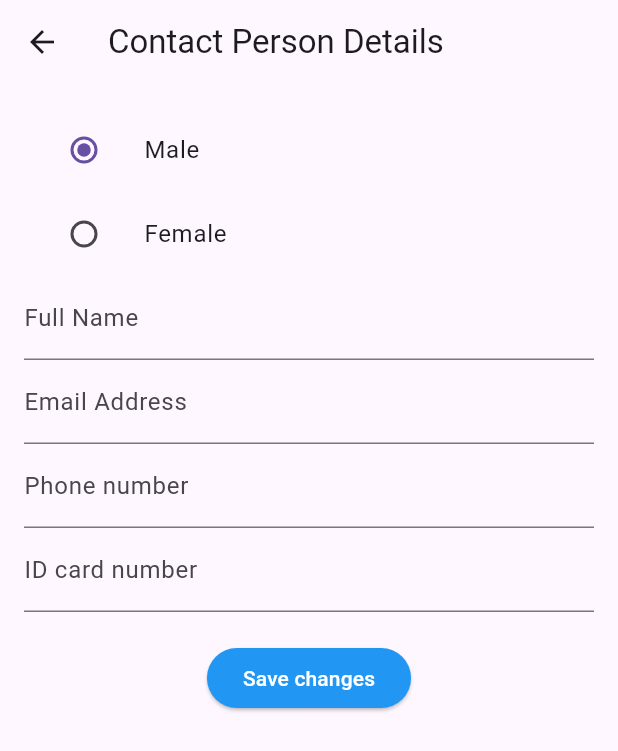
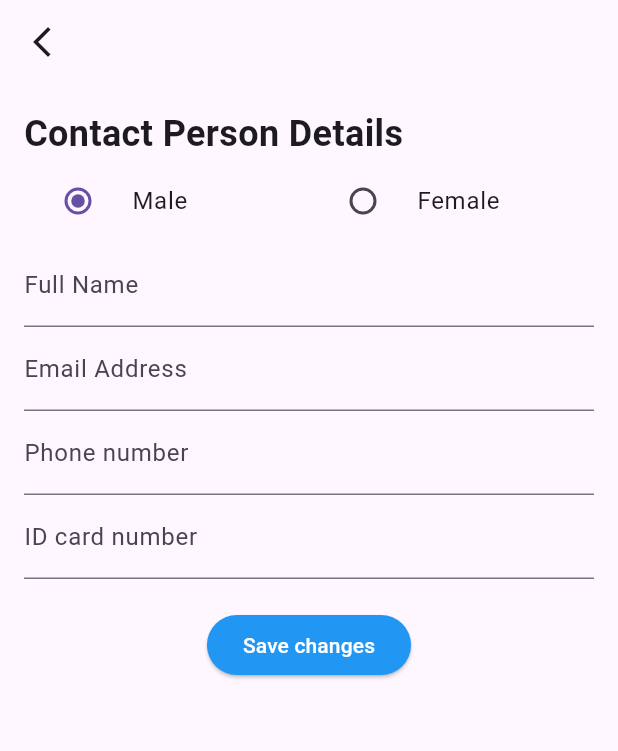
Before and after one commit to Mahmud5588/flight_book, a Flutter app: the PassengerInfoPage screen opened directly, after a tap on "Save changes", on a phone screen of 412 x 824 dp. Shown: the top 751 px of the screen. Run offline on Flutter 3.47's test engine with Material 3 defaults, Android fonts, the phone set to English and light mode, and no system bars; our stand-ins replace material_design_icons_flutter; missing offline and left inert: ticket_widget.

Commit message:
samandar commits

```diff
--- a/lib/features/authentications/screens/sign_in.dart
+++ b/lib/features/authentications/screens/sign_in.dart
@@ -19,6 +19,7 @@ class SignIn extends StatelessWidget {
             mainAxisAlignment: MainAxisAlignment.center,
             crossAxisAlignment: CrossAxisAlignment.start,
             children: [
+              const SizedBox(height: 100,),
               const Text(
                 "Sign In",
                 style: TextStyle(
--- a/lib/features/homepage/screens/bottomnavbar.dart
+++ b/lib/features/homepage/screens/bottomnavbar.dart
@@ -16,7 +16,7 @@ class _BottomNavbarState extends State<BottomNavbar> {
   int _currentIndex = 0;
   List<Widget> pages = [
     const Homepage(),
-    const Transactions(),
+    const TransactionDetails(),
     const Account(),
   ];
 
--- a/lib/features/homepage/screens/homepage.dart
+++ b/lib/features/homepage/screens/homepage.dart
@@ -41,7 +41,8 @@ class _HomepageState extends State<Homepage> {
           ),
         ),
       ),
-      body: Column(
+      body: SingleChildScrollView(
+        child: Column(
           children: [
             SingleChildScrollView(
               child: Column(
@@ -124,6 +125,7 @@ class _HomepageState extends State<Homepage> {
             ),
           ],
         ),
+      ),
     );
   }
 }
--- a/lib/features/homepage/trancaction_details_page.dart
+++ b/lib/features/homepage/trancaction_details_page.dart
@@ -1,4 +1,5 @@
 import 'package:exam/cores/routes/route_names.dart';
+import 'package:exam/features/homepage/screens/bottomnavbar.dart';
 import 'package:flutter/material.dart';
 import 'package:flutter/cupertino.dart';
 
@@ -19,7 +20,10 @@ class _TransactionDetailsState extends State<TransactionDetails> {
         leading: IconButton(
           icon: Icon(Icons.arrow_back_ios),
           onPressed: () {
-            Navigator.of(context).pop();
+            Navigator.pushReplacement(
+              context,
+              MaterialPageRoute(builder: (context) => const BottomNavbar()), // HomePage sahifasiga o'tish
+            );
           },
         ),
       ),
--- a/lib/features/homepage/transaction_page.dart
+++ b/lib/features/homepage/transaction_page.dart
@@ -65,9 +65,9 @@ class TransactionPage extends StatelessWidget {
                 width: double.infinity, // Tugmani butun kenglikka cho'zadi
                 child: ElevatedButton(
                   onPressed: () {
-                    Navigator.pushNamed(
+                    Navigator.push(
                       context,
-                      RouteNames.transactionDetail
+                      MaterialPageRoute(builder: (context) => const TransactionDetails()),
                     );
                   },
                   child: Text(
--- a/lib/features/homepage/widget/contact/contact_details.dart
+++ b/lib/features/homepage/widget/contact/contact_details.dart
@@ -3,7 +3,7 @@ import 'package:exam/features/homepage/widget/contact/contact_person_detail.dart
 import 'package:exam/features/homepage/widget/contact/select_seat/select_seat.dart';
 import 'package:flutter/material.dart';
 
-class ContactDetailsPage extends StatelessWidget {
+class ContactDetailsPages extends StatelessWidget {
   final TextEditingController dateController = TextEditingController();
 
   @override
--- a/lib/features/homepage/widget/contact/contact_person_detail.dart
+++ b/lib/features/homepage/widget/contact/contact_person_detail.dart
@@ -1,3 +1,4 @@
+import 'package:exam/features/homepage/widget/contact/contact_details.dart';
 import 'package:flutter/material.dart';
 
 class ContactDetailsPage extends StatefulWidget {
@@ -10,7 +11,7 @@ class _ContactDetailsPageState extends State<ContactDetailsPage> {
   final TextEditingController _emailController = TextEditingController();
   final TextEditingController _phoneController = TextEditingController();
   final TextEditingController _idController = TextEditingController();
-  bool _isMale = true;
+  bool _isMales = true;
 
   @override
   void dispose() {
@@ -25,9 +26,8 @@ class _ContactDetailsPageState extends State<ContactDetailsPage> {
   Widget build(BuildContext context) {
     return Scaffold(
       appBar: AppBar(
-        title: Text('Contact Person Details'),
         leading: IconButton(
-          icon: Icon(Icons.arrow_back),
+          icon: Icon(Icons.arrow_back_ios_new),
           onPressed: () => Navigator.of(context).pop(),
         ),
       ),
@@ -35,29 +35,33 @@ class _ContactDetailsPageState extends State<ContactDetailsPage> {
         padding: const EdgeInsets.all(16),
         child: Column(
           children: [
-            ListTile(
-              title: Text('Male'),
-              leading: Radio(
-                value: true,
-                groupValue: _isMale,
-                onChanged: (bool? value) {
-                  setState(() {
-                    _isMale = value!;
-                  });
-                },
-              ),
+            Row(
+              children: [
+                Text(
+                  "Contact Person Details",
+                  style: TextStyle(fontSize: 24, fontWeight: FontWeight.bold),
+                ),
+              ],
             ),
-            ListTile(
-              title: Text('Female'),
-              leading: Radio(
-                value: false,
-                groupValue: _isMale,
-                onChanged: (bool? value) {
-                  setState(() {
-                    _isMale = value!;
-                  });
-                },
-              ),
+            Row(
+              children: [
+                Expanded(
+                  child: RadioListTile<bool>(
+                    title: const Text('Male'),
+                    value: true,
+                    groupValue: _isMales,
+                    onChanged: (value) {},
+                  ),
+                ),
+                Expanded(
+                  child: RadioListTile<bool>(
+                    title: const Text('Female'),
+                    value: false,
+                    groupValue: _isMales,
+                    onChanged: (value) {},
+                  ),
+                ),
+              ],
             ),
             TextField(
               controller: _fullNameController,
@@ -114,7 +118,7 @@ class PassengerInfoPage extends StatelessWidget {
           onPressed: () {
             Navigator.pushReplacement(
               context,
-              MaterialPageRoute(builder: (context) => ContactDetailsPage()), // HomePage sahifasiga o'tish
+              MaterialPageRoute(builder: (context) => ContactDetailsPages()), // HomePage sahifasiga o'tish
             );
           }
         ),
--- a/lib/features/homepage/widget/contact/flight_searche_page.dart
+++ b/lib/features/homepage/widget/contact/flight_searche_page.dart
@@ -50,7 +50,7 @@ class SearchFlightsPage extends StatelessWidget {
                     Navigator.push(
                       context,
                       MaterialPageRoute(
-                        builder: (context) => ContactDetailsPage(),
+                        builder: (context) => ContactDetailsPages(),
                       ),
                     );
                   },
@@ -82,7 +82,7 @@ class SearchFlightsPage extends StatelessWidget {
                     Navigator.push(
                       context,
                       MaterialPageRoute(
-                        builder: (context) => ContactDetailsPage(),
+                        builder: (context) => ContactDetailsPages(),
                       ),
                     );
                   },
@@ -114,7 +114,7 @@ class SearchFlightsPage extends StatelessWidget {
                     Navigator.push(
                       context,
                       MaterialPageRoute(
-                        builder: (context) => ContactDetailsPage(),
+                        builder: (context) => ContactDetailsPages(),
                       ),
                     );
                   },
```
Also changed, not shown: lib/features/account/screens/settings/delete_account.dart (+8 -1 lines). Lines whose indentation alone changed are shown as unchanged.
